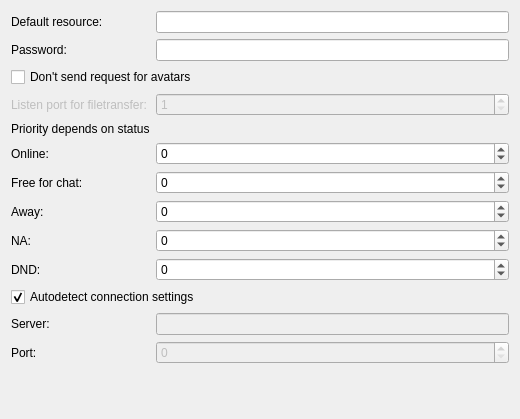
This is jabber/src/protocol/jmainsettings.ui in euroelessar/qutim as Qt 5 draws it before an edit. The edited form follows.
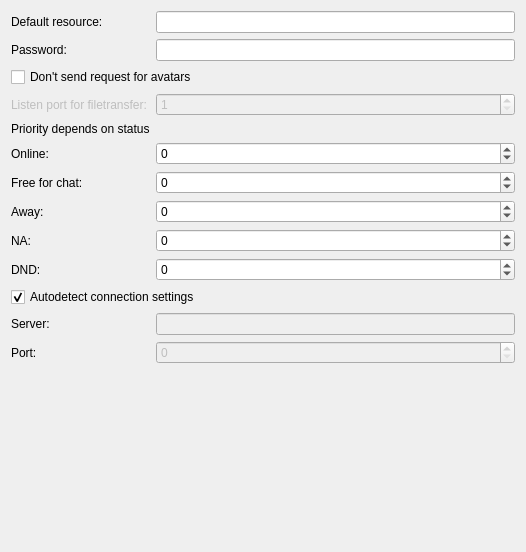
This is the edited form.

```diff
--- a/jabber/src/protocol/jmainsettings.ui
+++ b/jabber/src/protocol/jmainsettings.ui
@@ -6,8 +6,8 @@
    <rect>
     <x>0</x>
     <y>0</y>
-    <width>520</width>
-    <height>419</height>
+    <width>526</width>
+    <height>552</height>
    </rect>
   </property>
   <property name="windowTitle">
```
Left out of the diff: 32 changed lines with no effect on the pictures.
